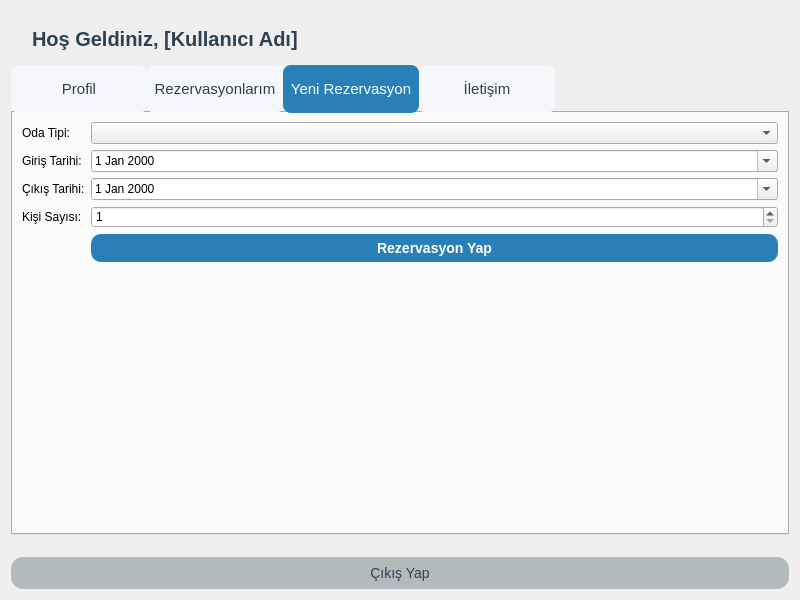
Before: the Qt Designer form ui/userdashboard.ui in ilhanuzunoglu/HotelManagementSystem, drawn with Qt 5.
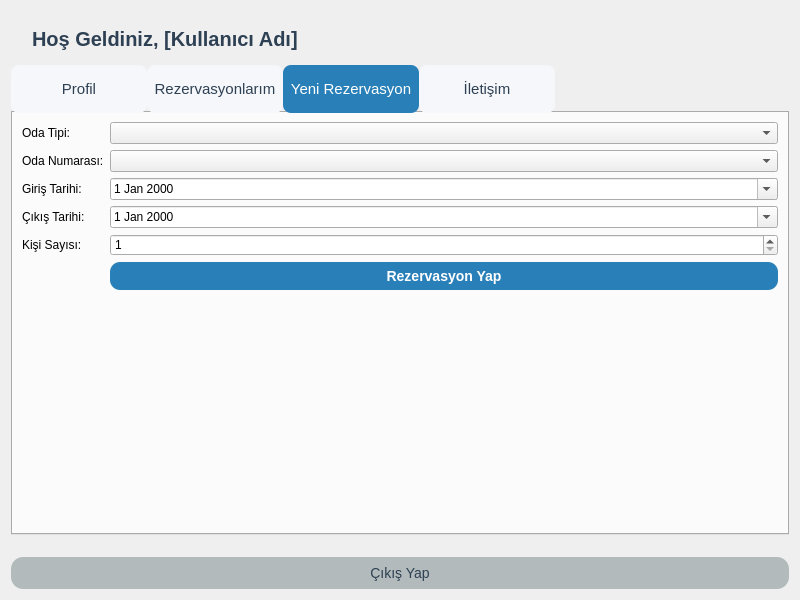
After: the same form once the commit is applied. The open tabs and pages were chosen to show the change.

```diff
--- a/ui/userdashboard.ui
+++ b/ui/userdashboard.ui
@@ -139,41 +139,51 @@
         <widget class="QComboBox" name="roomTypeComboBox"/>
        </item>
        <item row="1" column="0">
+        <widget class="QLabel" name="roomNumberLabel">
+         <property name="text">
+          <string>Oda Numarası:</string>
+         </property>
+        </widget>
+       </item>
+       <item row="1" column="1">
+        <widget class="QComboBox" name="roomNumberComboBox"/>
+       </item>
+       <item row="2" column="0">
         <widget class="QLabel" name="checkInLabel">
          <property name="text">
           <string>Giriş Tarihi:</string>
          </property>
         </widget>
        </item>
-       <item row="1" column="1">
+       <item row="2" column="1">
         <widget class="QDateEdit" name="checkInDateEdit">
          <property name="calendarPopup">
           <bool>true</bool>
          </property>
         </widget>
        </item>
-       <item row="2" column="0">
+       <item row="3" column="0">
         <widget class="QLabel" name="checkOutLabel">
          <property name="text">
           <string>Çıkış Tarihi:</string>
          </property>
         </widget>
        </item>
-       <item row="2" column="1">
+       <item row="3" column="1">
         <widget class="QDateEdit" name="checkOutDateEdit">
          <property name="calendarPopup">
           <bool>true</bool>
          </property>
         </widget>
        </item>
-       <item row="3" column="0">
+       <item row="4" column="0">
         <widget class="QLabel" name="guestCountLabel">
          <property name="text">
           <string>Kişi Sayısı:</string>
          </property>
         </widget>
        </item>
-       <item row="3" column="1">
+       <item row="4" column="1">
         <widget class="QSpinBox" name="guestCountSpinBox">
          <property name="minimum">
           <number>1</number>
@@ -183,7 +193,7 @@
          </property>
         </widget>
        </item>
-       <item row="4" column="1">
+       <item row="5" column="1">
         <widget class="QPushButton" name="createReservationButton">
          <property name="text">
           <string>Rezervasyon Yap</string>
```
Left out of the diff: 43 changed lines with no effect on the pictures.
